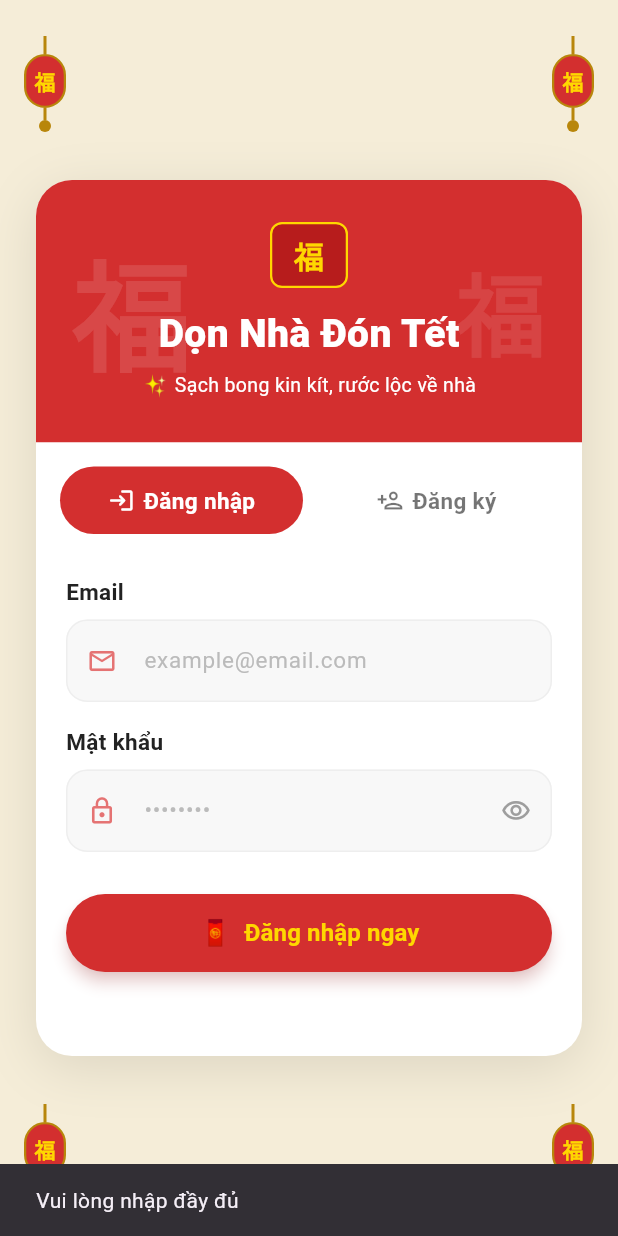
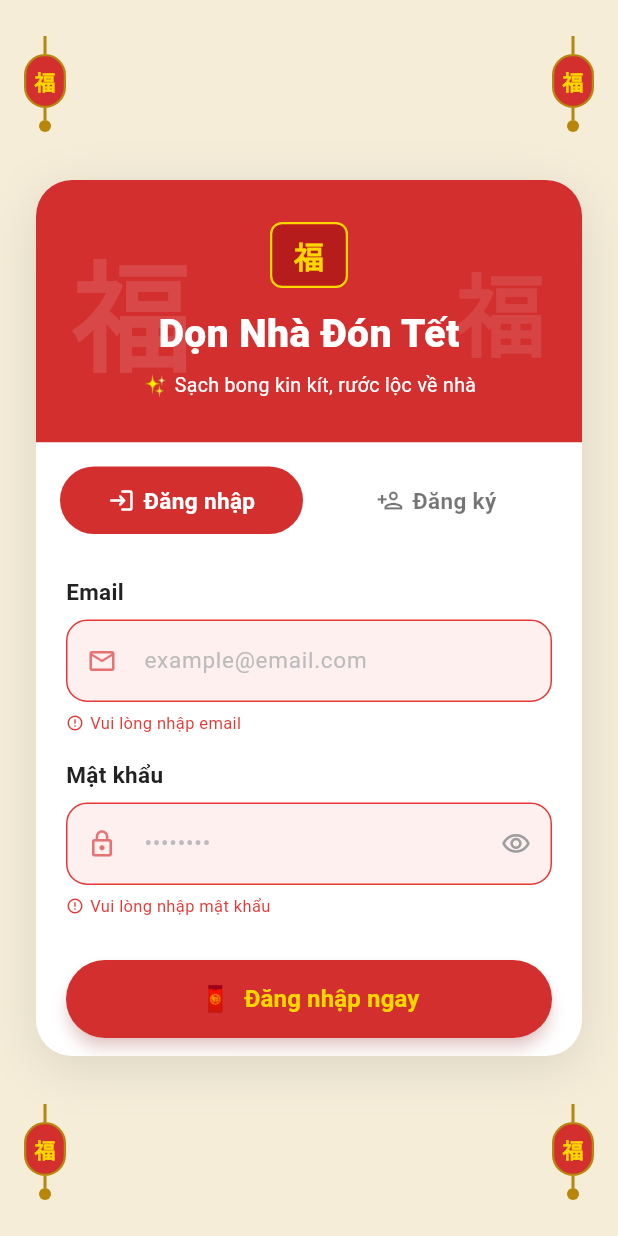
Before and after one commit to binhlt4904/Tet_Personal_Checklist, a Flutter app: the screen it shows after launch, after a tap on "Đăng nhập ngay", on a phone screen of 412 x 824 dp. Run offline on Flutter 3.47's test engine with Material 3 defaults, Android fonts, the phone set to English and light mode, and no system bars; our stand-ins replace fl_chart, flutter_dotenv, sqflite, supabase_flutter; accounts and stored records are empty.

Commit message:
fix: update validate login_page and register_page

```diff
--- a/lib/data/implementations/local/profile_repository.dart
+++ b/lib/data/implementations/local/profile_repository.dart
@@ -8,7 +8,7 @@ class ProfileRepository {
     print("user $user");
     if (user == null) throw Exception("Chưa đăng nhập");
 
-    // ✅ maybeSingle() trả về null thay vì throw lỗi nếu không có row
+    // maybeSingle() trả về null thay vì throw lỗi nếu không có row
     final userResponse = await supabase
         .from('users')
         .select()
@@ -24,7 +24,6 @@ class ProfileRepository {
     final tasks = tasksResponse as List;
 
     return {
-      // ✅ Fallback về email nếu chưa có record trong bảng users
       'name': userResponse?['name'] ?? user.email
           ?.split('@')
           .first ?? 'Người dùng',
--- a/lib/views/auth/pages/login_page.dart
+++ b/lib/views/auth/pages/login_page.dart
@@ -6,6 +6,7 @@ import '../toggle/auth_primary_button.dart';
 import '../widgets/auth_input_field.dart';
 import '../widgets/auth_password_field.dart';
 import '../widgets/auth_field_label.dart';
+import '../widgets/auth_field_error.dart';
 
 class LoginPage extends StatefulWidget {
   const LoginPage({super.key});
@@ -19,30 +20,51 @@ class _LoginPageState extends State<LoginPage> {
   final _emailController = TextEditingController();
   final _passwordController = TextEditingController();
 
+  String? _emailError;
+  String? _passwordError;
+
+  @override
+  void dispose() {
+    _emailController.dispose();
+    _passwordController.dispose();
+    super.dispose();
+  }
+
+  bool _validate() {
+    bool valid = true;
+    setState(() {
+      final email = _emailController.text.trim();
+      if (email.isEmpty) {
+        _emailError = 'Vui lòng nhập email';
+        valid = false;
+      } else if (!RegExp(r'^[^@]+@[^@]+\.[^@]+').hasMatch(email)) {
+        _emailError = 'Email không hợp lệ';
+        valid = false;
+      } else {
+        _emailError = null;
+      }
+
+      if (_passwordController.text.isEmpty) {
+        _passwordError = 'Vui lòng nhập mật khẩu';
+        valid = false;
+      } else if (_passwordController.text.length < 6) {
+        _passwordError = 'Mật khẩu phải ít nhất 6 ký tự';
+        valid = false;
+      } else {
+        _passwordError = null;
+      }
+    });
+    return valid;
+  }
+
   void _handleLogin() async {
-    final email = _emailController.text.trim();
-    final password = _passwordController.text.trim();
-
-    // ===== VALIDATE =====
-    if (email.isEmpty || password.isEmpty) {
-      ScaffoldMessenger.of(context).showSnackBar(
-        const SnackBar(content: Text("Vui lòng nhập đầy đủ")),
-      );
-      return;
-    }
-
-    if (password.length < 6) {
-      ScaffoldMessenger.of(context).showSnackBar(
-        const SnackBar(content: Text("Mật khẩu tối thiểu 6 ký tự")),
-      );
-      return;
-    }
+    if (!_validate()) return;
 
     final vm = context.read<AuthViewModel>();
 
     final success = await vm.login(
-      email: email,
-      password: password,
+      email: _emailController.text.trim(),
+      password: _passwordController.text.trim(),
     );
 
     if (!mounted) return;
@@ -51,7 +73,6 @@ class _LoginPageState extends State<LoginPage> {
       ScaffoldMessenger.of(context).showSnackBar(
         const SnackBar(content: Text("Đăng nhập thành công 🎉")),
       );
-      // TODO: Navigate tới màn hình chính
       Navigator.pushReplacementNamed(context, '/home');
     } else {
       ScaffoldMessenger.of(context).showSnackBar(
@@ -61,17 +82,10 @@ class _LoginPageState extends State<LoginPage> {
   }
 
   @override
-  void dispose() {
-    _emailController.dispose();
-    _passwordController.dispose();
-    super.dispose();
-  }
-
-  @override
   Widget build(BuildContext context) {
     return Consumer<AuthViewModel>(
       builder: (context, vm, _) {
-        return Padding(
+        return SingleChildScrollView(
           padding: const EdgeInsets.fromLTRB(20, 20, 20, 20),
           child: Column(
             crossAxisAlignment: CrossAxisAlignment.start,
@@ -83,7 +97,9 @@ class _LoginPageState extends State<LoginPage> {
                 hintText: 'example@email.com',
                 prefixIcon: Icons.email_outlined,
                 keyboardType: TextInputType.emailAddress,
+                hasError: _emailError != null,
               ),
+              AuthFieldError(_emailError),
               const SizedBox(height: 16),
               const AuthFieldLabel('Mật khẩu'),
               const SizedBox(height: 8),
@@ -92,7 +108,9 @@ class _LoginPageState extends State<LoginPage> {
                 obscure: _obscurePassword,
                 onToggle: () =>
                     setState(() => _obscurePassword = !_obscurePassword),
+                hasError: _passwordError != null,
               ),
+              AuthFieldError(_passwordError),
               const SizedBox(height: 28),
               AuthPrimaryButton(
                 label: 'Đăng nhập ngay',
--- /dev/null
+++ b/lib/views/auth/widgets/auth_field_error.dart
@@ -0,0 +1,27 @@
+import 'package:flutter/material.dart';
+
+class AuthFieldError extends StatelessWidget {
+  final String? message;
+
+  const AuthFieldError(this.message, {super.key});
+
+  @override
+  Widget build(BuildContext context) {
+    if (message == null) return const SizedBox.shrink();
+    return Padding(
+      padding: const EdgeInsets.only(top: 6),
+      child: Row(
+        children: [
+          const Icon(Icons.error_outline, size: 12, color: Color(0xFFE53935)),
+          const SizedBox(width: 4),
+          Expanded(
+            child: Text(
+              message!,
+              style: const TextStyle(fontSize: 11, color: Color(0xFFE53935)),
+            ),
+          ),
+        ],
+      ),
+    );
+  }
+}
--- a/lib/views/auth/widgets/auth_input_field.dart
+++ b/lib/views/auth/widgets/auth_input_field.dart
@@ -5,6 +5,7 @@ class AuthInputField extends StatelessWidget {
   final String hintText;
   final IconData prefixIcon;
   final TextInputType keyboardType;
+  final bool hasError;
 
   const AuthInputField({
     super.key,
@@ -12,6 +13,7 @@ class AuthInputField extends StatelessWidget {
     required this.hintText,
     required this.prefixIcon,
     required this.keyboardType,
+    this.hasError = false,
   });
 
   @override
@@ -25,7 +27,7 @@ class AuthInputField extends StatelessWidget {
         hintStyle: const TextStyle(color: Color(0xFFBBBBBB)),
         prefixIcon: Icon(prefixIcon, color: const Color(0xFFE57373), size: 20),
         filled: true,
-        fillColor: const Color(0xFFF8F8F8),
+        fillColor: hasError ? const Color(0xFFFFF0F0) : const Color(0xFFF8F8F8),
         contentPadding:
         const EdgeInsets.symmetric(vertical: 16, horizontal: 16),
         border: OutlineInputBorder(
@@ -34,11 +36,17 @@ class AuthInputField extends StatelessWidget {
         ),
         enabledBorder: OutlineInputBorder(
           borderRadius: BorderRadius.circular(14),
-          borderSide: const BorderSide(color: Color(0xFFEEEEEE), width: 1),
+          borderSide: BorderSide(
+            color: hasError ? const Color(0xFFE53935) : const Color(0xFFEEEEEE),
+            width: 1,
+          ),
         ),
         focusedBorder: OutlineInputBorder(
           borderRadius: BorderRadius.circular(14),
-          borderSide: const BorderSide(color: Color(0xFFD32F2F), width: 1.5),
+          borderSide: BorderSide(
+            color: hasError ? const Color(0xFFE53935) : const Color(0xFFD32F2F),
+            width: 1.5,
+          ),
         ),
       ),
     );
--- a/lib/views/auth/widgets/auth_password_field.dart
+++ b/lib/views/auth/widgets/auth_password_field.dart
@@ -4,12 +4,14 @@ class AuthPasswordField extends StatelessWidget {
   final TextEditingController controller;
   final bool obscure;
   final VoidCallback onToggle;
+  final bool hasError;
 
   const AuthPasswordField({
     super.key,
     required this.controller,
     required this.obscure,
     required this.onToggle,
+    this.hasError = false,
   });
 
   @override
@@ -37,7 +39,7 @@ class AuthPasswordField extends StatelessWidget {
           ),
         ),
         filled: true,
-        fillColor: const Color(0xFFF8F8F8),
+        fillColor: hasError ? const Color(0xFFFFF0F0) : const Color(0xFFF8F8F8),
         contentPadding:
         const EdgeInsets.symmetric(vertical: 16, horizontal: 16),
         border: OutlineInputBorder(
@@ -46,11 +48,17 @@ class AuthPasswordField extends StatelessWidget {
         ),
         enabledBorder: OutlineInputBorder(
           borderRadius: BorderRadius.circular(14),
-          borderSide: const BorderSide(color: Color(0xFFEEEEEE), width: 1),
+          borderSide: BorderSide(
+            color: hasError ? const Color(0xFFE53935) : const Color(0xFFEEEEEE),
+            width: 1,
+          ),
         ),
         focusedBorder: OutlineInputBorder(
           borderRadius: BorderRadius.circular(14),
-          borderSide: const BorderSide(color: Color(0xFFD32F2F), width: 1.5),
+          borderSide: BorderSide(
+            color: hasError ? const Color(0xFFE53935) : const Color(0xFFD32F2F),
+            width: 1.5,
+          ),
         ),
       ),
     );
```
Also changed, not shown: lib/views/auth/pages/register_page.dart (+58 -33 lines).
